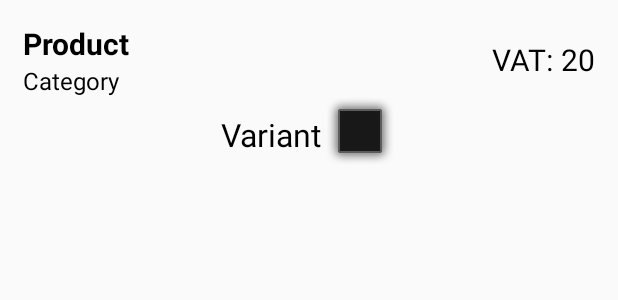
After one commit to Prashantgupta6877/ECommerceDemo, an Android app: the layout list_item.xml on its own in the app's theme, with its tools: preview values and no code run, on a phone screen of 412 x 824 dp. The commit adds this screen. Shown: the top 300 px of the screen. Run offline under Robolectric (Android 15) with nearby library versions, the phone set to English and light mode, and no system bars; network calls fail.

Commit message:
Created database base class. Stored categories and product info into the database. Created xml file of the list item.

```diff
--- a/app/build.gradle
+++ b/app/build.gradle
@@ -38,5 +38,5 @@ dependencies {
     implementation 'com.squareup.retrofit2:adapter-rxjava2:2.5.0'
     implementation 'com.j256.ormlite:ormlite-android:5.1'
     implementation 'com.facebook.stetho:stetho:1.5.1'
-
+    implementation 'androidx.recyclerview:recyclerview:1.2.0-alpha01'
 }
--- a/app/src/main/java/com/pguptafeb/ecommercedemo/screens/dashboard/DashboardContract.kt
+++ b/app/src/main/java/com/pguptafeb/ecommercedemo/screens/dashboard/DashboardContract.kt
@@ -7,10 +7,12 @@ package com.pguptafeb.ecommercedemo.screens.dashboard
 interface DashboardContract {
 
     interface View {
-
+        fun showProgressDialog(isShown: Boolean)
     }
 
     interface Presenter {
+
+        fun onLoad()
 
     }
 
--- /dev/null
+++ b/app/src/main/res/layout/list_item.xml
@@ -0,0 +1,70 @@
+<?xml version="1.0" encoding="utf-8"?>
+<androidx.constraintlayout.widget.ConstraintLayout xmlns:android="http://schemas.android.com/apk/res/android"
+    xmlns:app="http://schemas.android.com/apk/res-auto"
+    android:layout_width="match_parent"
+    android:layout_height="match_parent"
+    android:layout_margin="15dp">
+
+    <TextView
+        android:id="@+id/txtProductName"
+        android:layout_width="0dp"
+        android:layout_height="wrap_content"
+        android:text="Product"
+        android:textColor="#000000"
+        android:textSize="20sp"
+        android:textStyle="bold"
+        app:layout_constraintEnd_toStartOf="@id/txtTaxName"
+        app:layout_constraintStart_toStartOf="parent"
+        app:layout_constraintTop_toTopOf="parent" />
+
+    <TextView
+        android:id="@+id/txtCategoryName"
+        android:layout_width="0dp"
+        android:layout_height="wrap_content"
+        android:text="Category"
+        android:textColor="#000000"
+        android:textSize="16sp"
+        app:layout_constraintEnd_toEndOf="@id/txtProductName"
+        app:layout_constraintStart_toStartOf="@id/txtProductName"
+        app:layout_constraintTop_toBottomOf="@id/txtProductName" />
+
+
+    <TextView
+        android:id="@+id/txtTaxName"
+        android:layout_width="wrap_content"
+        android:layout_height="0dp"
+        android:gravity="center_vertical"
+        android:text="VAT: "
+        android:textColor="#000000"
+        android:textSize="20sp"
+        app:layout_constraintBottom_toBottomOf="@id/txtCategoryName"
+        app:layout_constraintEnd_toStartOf="@id/txtTaxValue"
+        app:layout_constraintTop_toTopOf="@id/txtProductName" />
+
+    <TextView
+        android:id="@+id/txtTaxValue"
+        android:layout_width="wrap_content"
+        android:layout_height="0dp"
+        android:gravity="center_vertical"
+        android:text="20"
+        android:textColor="#000000"
+        android:textSize="20sp"
+        app:layout_constraintBottom_toBottomOf="@id/txtTaxName"
+        app:layout_constraintEnd_toEndOf="parent"
+        app:layout_constraintTop_toTopOf="@id/txtTaxName" />
+
+    <TextView
+        android:id="@+id/txtVariant"
+        android:layout_width="wrap_content"
+        android:layout_height="wrap_content"
+        android:drawableEnd="@android:drawable/alert_dark_frame"
+        android:gravity="center"
+        android:text="Variant"
+        android:textColor="#000000"
+        android:textSize="21sp"
+        app:layout_constraintEnd_toEndOf="parent"
+        app:layout_constraintStart_toStartOf="parent"
+        app:layout_constraintTop_toBottomOf="@id/txtCategoryName" />
+
+
+</androidx.constraintlayout.widget.ConstraintLayout>
```
Also changed, not shown: app/src/main/java/com/pguptafeb/ecommercedemo/database/dao/RankingDao.kt (+0 -12 lines), app/src/main/java/com/pguptafeb/ecommercedemo/screens/dashboard/DashboardActivity.kt (+9 -1 lines), app/src/main/java/com/pguptafeb/ecommercedemo/screens/dashboard/DashboardPresenterImpl.kt (added, +22 -0 lines), app/src/main/java/com/pguptafeb/ecommercedemo/screens/dashboard/DashboardRepositoryImpl.kt (added, +92 -0 lines), app/src/main/res/layout/activity_dashboard.xml (+7 -0 lines).
